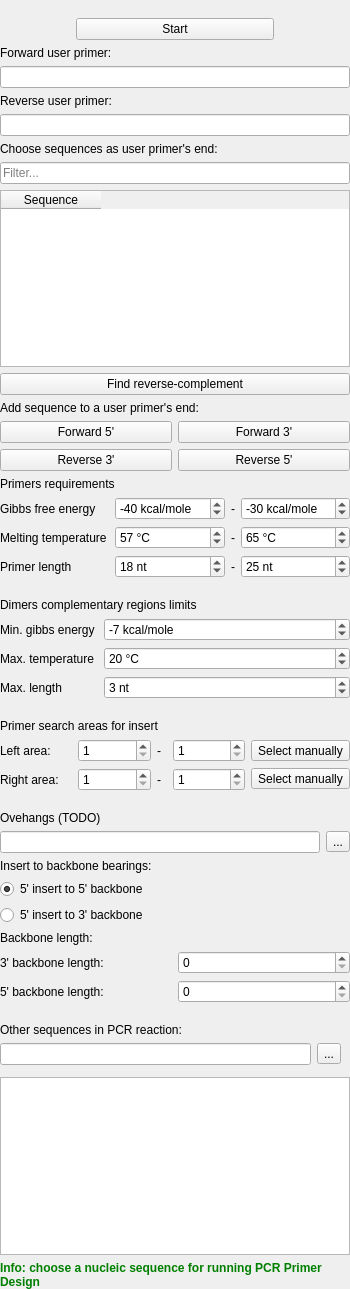
First picture: the form in src/plugins/pcr_primer_design_for_dna_assembly/src/PCRPrimerDesignForDNAAssemblyOPWidget.ui, repository starsareintherose/ugene, before the edit.
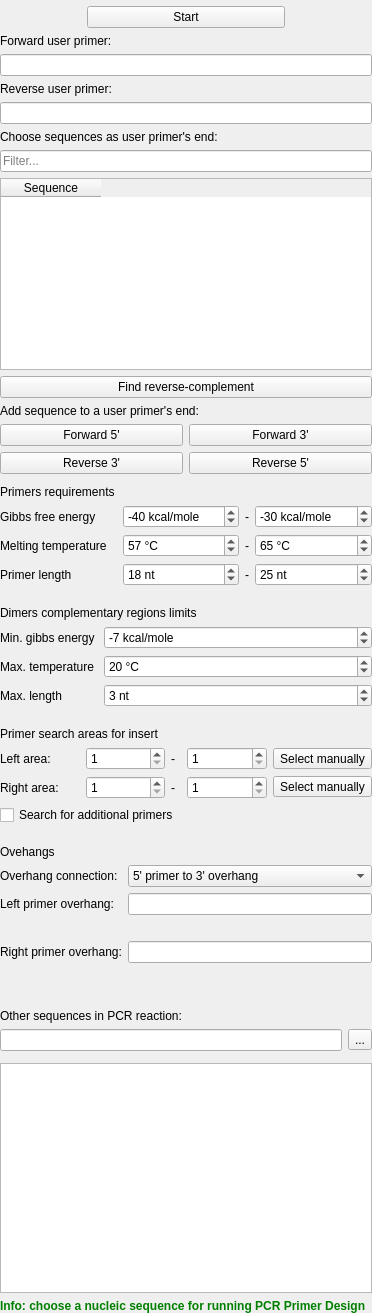
Second picture: the form after the edit. Custom widgets are drawn as their Qt base class.

Diff of the .ui file:
```diff
--- a/src/plugins/pcr_primer_design_for_dna_assembly/src/PCRPrimerDesignForDNAAssemblyOPWidget.ui
+++ b/src/plugins/pcr_primer_design_for_dna_assembly/src/PCRPrimerDesignForDNAAssemblyOPWidget.ui
@@ -6,14 +6,14 @@
    <rect>
     <x>0</x>
     <y>0</y>
-    <width>350</width>
-    <height>1289</height>
+    <width>372</width>
+    <height>1313</height>
    </rect>
   </property>
   <property name="windowTitle">
    <string>Form</string>
   </property>
-  <layout class="QVBoxLayout" name="verticalLayout_8">
+  <layout class="QVBoxLayout" name="verticalLayout_16">
    <property name="leftMargin">
     <number>0</number>
    </property>
@@ -28,7 +28,7 @@
    </property>
    <item>
     <widget class="QWidget" name="runPcrPrimerDesignWidget" native="true">
-     <layout class="QVBoxLayout" name="verticalLayout_16">
+     <layout class="QVBoxLayout" name="verticalLayout_30">
       <property name="leftMargin">
        <number>0</number>
       </property>
@@ -42,13 +42,34 @@
        <number>0</number>
       </property>
       <item>
-       <widget class="U2::ShowHideSubgroupWidget" name="userPrimersShowHideGroup" native="true"/>
-      </item>
-      <item>
-       <widget class="U2::ShowHideSubgroupWidget" name="mainSettingsShowHide" native="true"/>
-      </item>
-      <item>
-       <widget class="U2::ShowHideSubgroupWidget" name="wgtTmSettingsShowHide" native="true"/>
+       <widget class="QWidget" name="wgtShowHideMain" native="true">
+        <layout class="QVBoxLayout" name="verticalLayout_8">
+         <property name="spacing">
+          <number>0</number>
+         </property>
+         <property name="leftMargin">
+          <number>0</number>
+         </property>
+         <property name="topMargin">
+          <number>0</number>
+         </property>
+         <property name="rightMargin">
+          <number>0</number>
+         </property>
+         <property name="bottomMargin">
+          <number>0</number>
+         </property>
+         <item>
+          <widget class="U2::ShowHideSubgroupWidget" name="userPrimersShowHideGroup" native="true"/>
+         </item>
+         <item>
+          <widget class="U2::ShowHideSubgroupWidget" name="mainSettingsShowHide" native="true"/>
+         </item>
+         <item>
+          <widget class="U2::ShowHideSubgroupWidget" name="wgtTmSettingsShowHide" native="true"/>
+         </item>
+        </layout>
+       </widget>
       </item>
       <item>
        <layout class="QHBoxLayout" name="horizontalLayout_10">
@@ -305,7 +326,7 @@
           <number>0</number>
          </property>
          <property name="topMargin">
-          <number>0</number>
+          <number>5</number>
          </property>
          <property name="rightMargin">
           <number>0</number>
@@ -922,6 +943,13 @@
                 </item>
                </layout>
               </item>
+              <item>
+               <widget class="QCheckBox" name="cbAdditionslPrimers">
+                <property name="text">
+                 <string>Search for additional primers</string>
+                </property>
+               </widget>
+              </item>
              </layout>
             </item>
            </layout>
@@ -929,7 +957,7 @@
          </item>
          <item>
           <widget class="QWidget" name="widget_4" native="true">
-           <layout class="QVBoxLayout" name="verticalLayout_10">
+           <layout class="QVBoxLayout" name="verticalLayout_2">
             <property name="leftMargin">
              <number>0</number>
             </property>
@@ -945,70 +973,95 @@
             <item>
              <widget class="QLabel" name="label_22">
               <property name="text">
-               <string>Ovehangs (TODO)</string>
+               <string>Ovehangs</string>
               </property>
              </widget>
             </item>
             <item>
-             <layout class="QHBoxLayout" name="horizontalLayout">
-              <item>
-               <widget class="QLineEdit" name="leBackboneFilePath"/>
+             <layout class="QFormLayout" name="formLayout_2">
+              <item row="0" column="0">
+               <widget class="QLabel" name="label_23">
+                <property name="text">
+                 <string>Overhang connection:</string>
+                </property>
+               </widget>
               </item>
-              <item>
-               <widget class="QToolButton" name="tbLoadBackbone">
+              <item row="0" column="1">
+               <widget class="QComboBox" name="cbOverhangConnection">
+                <item>
+                 <property name="text">
+                  <string>5' primer to 3' overhang</string>
+                 </property>
+                </item>
+                <item>
+                 <property name="text">
+                  <string>5' primer to 5' overhang</string>
+                 </property>
+                </item>
+               </widget>
+              </item>
+              <item row="1" column="0">
+               <widget class="QLabel" name="lbLeftOverhang">
+                <property name="maximumSize">
+                 <size>
+                  <width>16777215</width>
+                  <height>16777215</height>
+                 </size>
+                </property>
                 <property name="text">
-                 <string>...</string>
+                 <string>Left primer overhang:</string>
+                </property>
+               </widget>
+              </item>
+              <item row="1" column="1">
+               <widget class="U2::PrimerLineEdit" name="leLeftOverhang"/>
+              </item>
+              <item row="3" column="0">
+               <widget class="QLabel" name="lbRightOverhang">
+                <property name="maximumSize">
+                 <size>
+                  <width>16777215</width>
+                  <height>16777215</height>
+                 </size>
+                </property>
+                <property name="text">
+                 <string>Right primer overhang:</string>
+                </property>
+               </widget>
+              </item>
+              <item row="3" column="1">
+               <widget class="U2::PrimerLineEdit" name="leRightOverhang"/>
+              </item>
+              <item row="2" column="0" colspan="2">
+               <widget class="QLabel" name="lbLeftOverhangInfo">
+                <property name="styleSheet">
+                 <string notr="true">color: green;
+font-weight: 600;</string>
+                </property>
+                <property name="text">
+                 <string/>
+                </property>
+                <property name="wordWrap">
+                 <bool>true</bool>
+                </property>
+               </widget>
+              </item>
+              <item row="4" column="0" colspan="2">
+               <widget class="QLabel" name="lbRightOverhangInfo">
+                <property name="styleSheet">
+                 <string notr="true">color: green;
+font-weight: 600;</string>
+                </property>
+                <property name="text">
+                 <string/>
+                </property>
+                <property name="wordWrap">
+                 <bool>true</bool>
                 </property>
                </widget>
               </item>
              </layout>
             </item>
-            <item>
-             <widget class="QWidget" name="widget" native="true">
-              <layout class="QVBoxLayout" name="verticalLayout_2">
-               <property name="leftMargin">
-                <number>0</number>
-               </property>
-               <property name="topMargin">
-                <number>0</number>
-               </property>
-               <property name="rightMargin">
-                <number>0</number>
-               </property>
-               <property name="bottomMargin">
-                <number>0</number>
-               </property>
-               <item>
-                <widget class="QLabel" name="label_23">
-                 <property name="text">
-                  <string>Insert to backbone bearings:</string>
-                 </property>
-                </widget>
-               </item>
-               <item>
-                <layout class="QVBoxLayout" name="verticalLayout_23">
-                 <item>
-                  <widget class="QRadioButton" name="backbone5">
-                   <property name="text">
-                    <string>5' insert to 5' backbone</string>
-                   </property>
-                   <property name="checked">
-                    <bool>true</bool>
-                   </property>
-                  </widget>
-                 </item>
-                 <item>
-                  <widget class="QRadioButton" name="backbone3">
-                   <property name="text">
-                    <string>5' insert to 3' backbone</string>
-                   </property>
-                  </widget>
-                 </item>
-                </layout>
-               </item>
-              </layout>
-             </widget>
-            </item>
             <item>
              <widget class="QWidget" name="widget_3" native="true">
               <layout class="QVBoxLayout" name="verticalLayout_14">
@@ -1024,48 +1077,6 @@
                <property name="bottomMargin">
                 <number>0</number>
                </property>
-               <item>
-                <widget class="QLabel" name="label_24">
-                 <property name="text">
-                  <string>Backbone length:</string>
-                 </property>
-                </widget>
-               </item>
-               <item>
-                <layout class="QVBoxLayout" name="verticalLayout_15">
-                 <property name="spacing">
-                  <number>6</number>
-                 </property>
-                 <item>
-                  <layout class="QHBoxLayout" name="horizontalLayout_9">
-                   <item>
-                    <widget class="QLabel" name="label_12">
-                     <property name="text">
-                      <string>3' backbone length:</string>
-                     </property>
-                    </widget>
-                   </item>
-                   <item>
-                    <widget class="QSpinBox" name="sbBackbone3Length"/>
-                   </item>
-                  </layout>
-                 </item>
-                 <item>
-                  <layout class="QHBoxLayout" name="horizontalLayout_8">
-                   <item>
-                    <widget class="QLabel" name="label_9">
-                     <property name="text">
-                      <string>5' backbone length:</string>
-                     </property>
-                    </widget>
-                   </item>
-                   <item>
-                    <widget class="QSpinBox" name="sbBackbone5Length"/>
-                   </item>
-                  </layout>
-                 </item>
-                </layout>
-               </item>
               </layout>
              </widget>
             </item>
@@ -1081,6 +1092,9 @@
             <property name="topMargin">
              <number>0</number>
             </property>
+            <property name="rightMargin">
+             <number>0</number>
+            </property>
             <property name="bottomMargin">
              <number>0</number>
             </property>
@@ -1180,6 +1194,11 @@
    <header location="global">U2View/TmCalculatorSelectorWidget.h</header>
    <container>1</container>
   </customwidget>
+  <customwidget>
+   <class>U2::PrimerLineEdit</class>
+   <extends>QLineEdit</extends>
+   <header location="global">U2Gui/PrimerLineEdit.h</header>
+  </customwidget>
  </customwidgets>
  <resources/>
  <connections/>
```
